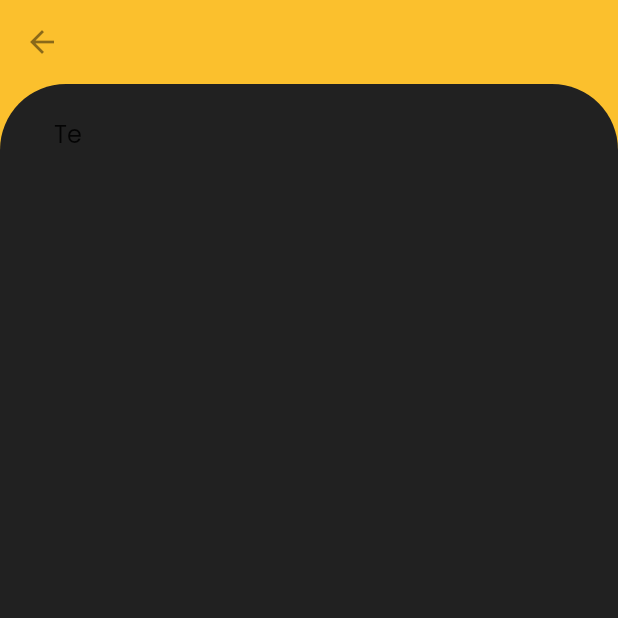
After one commit to FoxVoxel/npbusschedulesrepo, a Flutter app: the ScheduleScreen screen opened by its route, on a phone screen of 412 x 824 dp, the top half of it. The commit adds this screen. Run offline on Flutter 3.47's test engine with Material 2 defaults, Android fonts, the phone set to English and light mode, and no system bars; our stand-ins replace get, google_fonts.

Commit message:
Some any work, doesn't touch if you don't know how it's work!

```diff
--- a/lib/main.dart
+++ b/lib/main.dart
@@ -1,5 +1,7 @@
 import 'package:bus_schedules_np/constans.dart';
+import 'package:bus_schedules_np/screens/bindings/appBind.dart';
 import 'package:bus_schedules_np/screens/home_screen/home_screen.dart';
+import 'package:bus_schedules_np/screens/schedule_screen/schedule_screen.dart';
 import 'package:flutter/material.dart';
 import 'package:get/get.dart';
 import 'package:google_fonts/google_fonts.dart';
@@ -18,7 +20,8 @@ class AppInit extends StatelessWidget {
         canvasColor: Colors.transparent,
       ),
       getPages: [
-        GetPage(name: "/home", page: () => HomeScreen()),
+        GetPage(name: "/home", page: () => HomeScreen(), binding: AppBinds()),
+        GetPage(name: "/schedule", page: () => ScheduleScreen(), binding: AppBinds()),
       ],
       initialRoute: "/home",
     );
--- /dev/null
+++ b/lib/models/utils/transformTimesAndTitlesToArray.dart
@@ -0,0 +1,5 @@
+
+List<String> transformStringToArray(String titles) {
+  var titlesArr = titles.split("|");
+  return titlesArr;
+}
--- /dev/null
+++ b/lib/screens/bindings/appBind.dart
@@ -0,0 +1,10 @@
+import 'package:flutter/cupertino.dart';
+import 'package:get/get.dart';
+
+class AppBinds extends Bindings {
+  @override
+  void dependencies() {
+      var homeController = Get.put(CupertinoIcons.home);
+  }
+
+}
--- /dev/null
+++ b/lib/screens/schedule_screen/schedule_screen.dart
@@ -0,0 +1,71 @@
+import 'package:bus_schedules_np/constans.dart';
+import 'package:bus_schedules_np/models/bus_model.dart';
+import 'package:bus_schedules_np/models/utils/transformTimesAndTitlesToArray.dart';
+import 'package:bus_schedules_np/screens/home_screen/controllers/home_controllers.dart';
+import 'package:flutter/material.dart';
+import 'package:get/get.dart';
+
+class ScheduleScreen extends StatelessWidget {
+  @override
+  Widget build(BuildContext context) {
+    var tripFromHomeController = Get.find<HomeController>();
+    return Scaffold(
+      backgroundColor: kSwitchColor,
+      appBar: buildAppBar(tripFromHomeController, context),
+      body: SafeArea(
+        child: Container(
+          child: Expanded(
+            flex: 1,
+            child: Stack(
+              children: <Widget>[
+                Container(
+                  decoration: BoxDecoration(
+                      color: kDefaultBackgroundColor,
+                      borderRadius: BorderRadius.only(
+                        topLeft: Radius.circular(44),
+                        topRight: Radius.circular(44),
+                      )
+                  ),
+                  padding: EdgeInsets.symmetric(
+                    horizontal: kPaddingDefault *2,
+                    vertical: kPaddingDefault*4,
+                  ),
+                ),
+                Container(
+                    padding: EdgeInsets.symmetric(
+                      horizontal: kPaddingDefault,
+                      vertical: kPaddingDefault/4
+                    ),
+                    child: ListView.builder(
+                      itemCount: 1,
+                      itemBuilder: (ctx, inx) => ListTile(
+                        title: Text("Te"),
+                      ),
+                    )
+                )
+              ],
+            ),
+          ),
+        ),
+      ),
+    );
+  }
+
+  AppBar buildAppBar(HomeController tripFromHomeController, BuildContext context) {
+    return AppBar(
+      elevation: 0,
+      backgroundColor: kSwitchColor,
+      leading: IconButton(
+        onPressed: () {
+          Get.back();
+        },
+        icon: Icon(Icons.arrow_back),
+        color: Colors.black45,
+      ),
+      title: Text(
+          tripFromHomeController.titleLine,
+          style: Theme.of(context).textTheme.bodyText2.copyWith(),
+      ),
+    );
+  }
+}
--- a/pubspec.yaml
+++ b/pubspec.yaml
@@ -30,6 +30,7 @@ dependencies:
   cupertino_icons: ^1.0.2
   google_fonts: ^2.0.0
   get: ^4.1.2
+  timelines: ^0.1.0
 
 dev_dependencies:
   flutter_test:
```
Also changed, not shown: lib/models/bus_model.dart (+13 -2 lines), lib/screens/home_screen/controllers/home_controllers.dart (+10 -7 lines), lib/screens/home_screen/widgets/bus_item_button.dart (+10 -3 lines), pubspec.lock, 1 other file.
